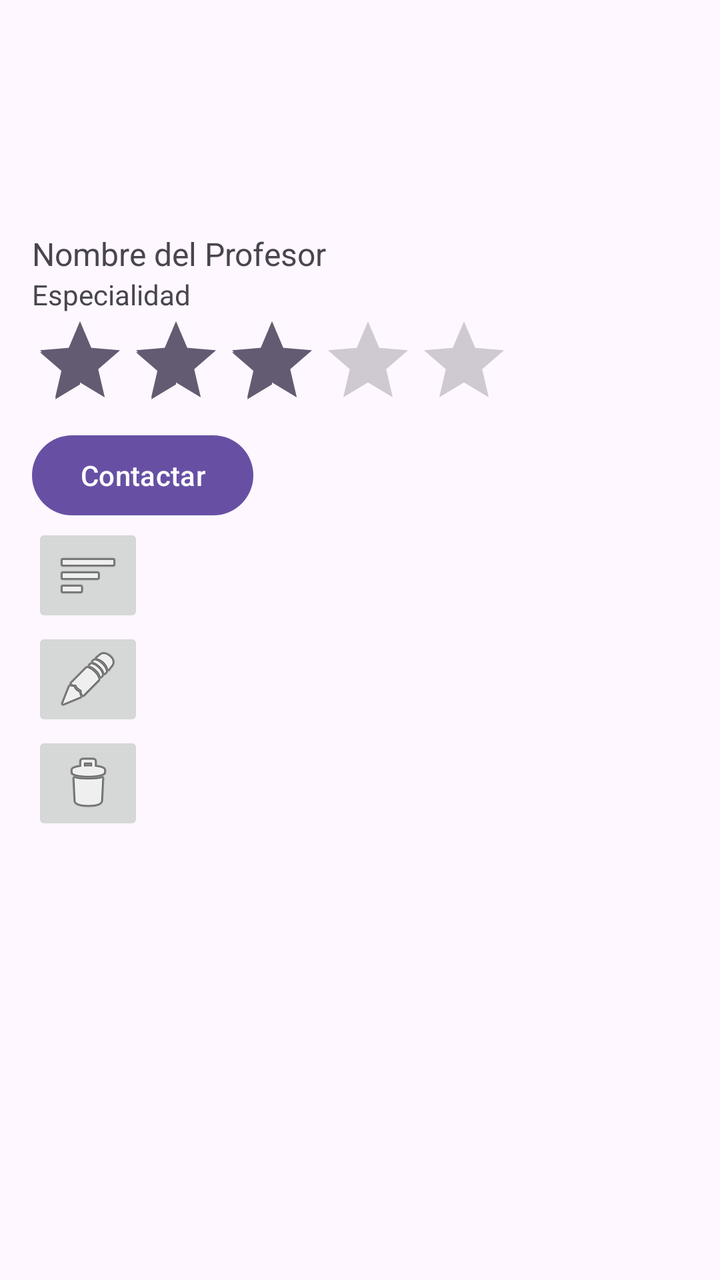
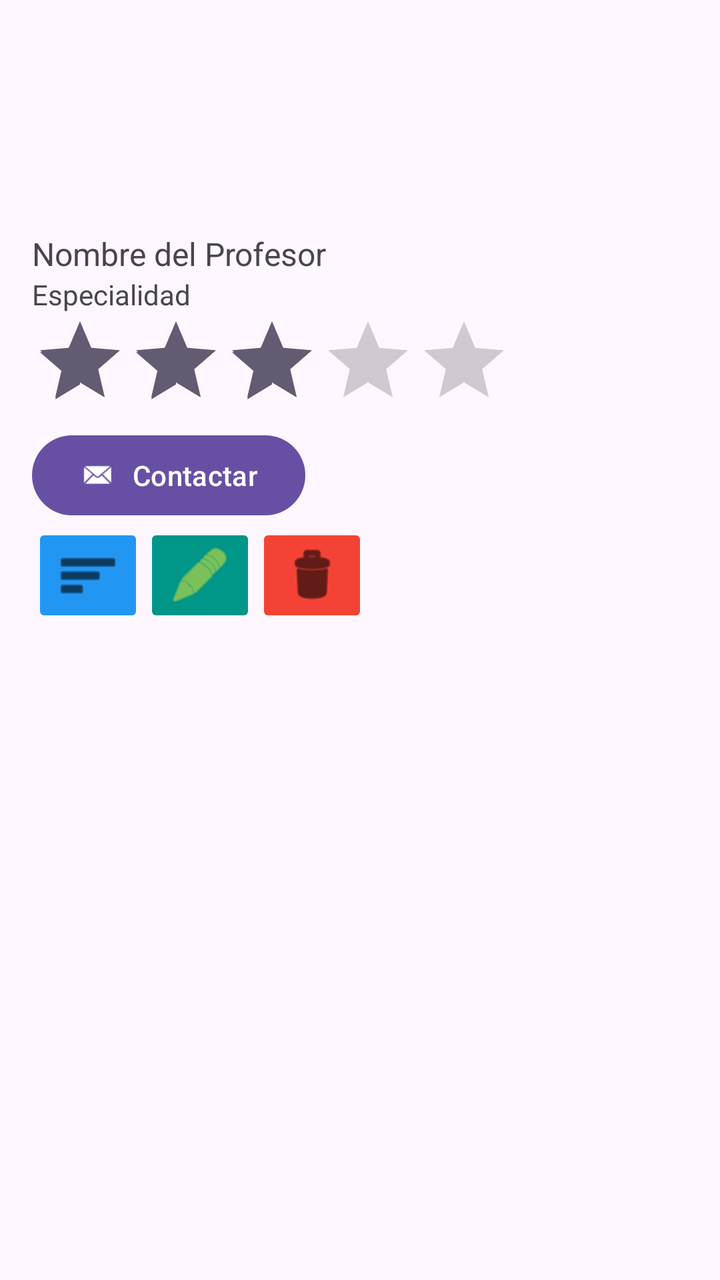

An Android layout rendered at two revisions. The XML below is the earlier revision; the diff shows what the commit changed to produce the second picture.
<!-- AndroidManifest.xml: application theme Theme.LoginYCardView -->
<!-- res/layout/item_cardview.xml -->
<LinearLayout xmlns:android="http://schemas.android.com/apk/res/android"
    android:layout_width="match_parent"
    android:layout_height="wrap_content"
    android:orientation="vertical"
    android:padding="16dp">

    <TextView
        android:id="@+id/professorPosition"
        android:layout_width="wrap_content"
        android:layout_height="wrap_content"
        android:text="Posición"
        android:textSize="14sp"
        android:textStyle="italic"
        android:visibility="gone" />

    <ImageView
        android:id="@+id/professorImage"
        android:layout_width="100dp"
        android:layout_height="100dp"
        android:scaleType="centerCrop" />

    <TextView
        android:id="@+id/professorName"
        android:layout_width="wrap_content"
        android:layout_height="wrap_content"
        android:text="Nombre del Profesor"
        android:textSize="16sp" />

    <TextView
        android:id="@+id/professorSpecialty"
        android:layout_width="wrap_content"
        android:layout_height="wrap_content"
        android:text="Especialidad" />

    <RatingBar
        android:id="@+id/professorRating"
        android:layout_width="wrap_content"
        android:layout_height="wrap_content"
        android:numStars="5"
        android:rating="3.0" />

    <Button
        android:id="@+id/buttonContact"
        android:layout_width="wrap_content"
        android:layout_height="wrap_content"
        android:text="Contactar" />

    <ImageButton
        android:id="@+id/buttonExpand"
        android:layout_width="wrap_content"
        android:layout_height="wrap_content"
        android:src="@android:drawable/ic_menu_sort_by_size" />

    <TextView
        android:id="@+id/expandedDetails"
        android:layout_width="wrap_content"
        android:layout_height="wrap_content"
        android:text="Detalles Expandidos"
        android:visibility="gone" />

    
    <ImageButton
        android:id="@+id/buttonEdit"
        android:layout_width="wrap_content"
        android:layout_height="wrap_content"
        android:contentDescription="Editar"
        android:src="@android:drawable/ic_menu_edit" />

    <ImageButton
        android:id="@+id/buttonDelete"
        android:layout_width="wrap_content"
        android:layout_height="wrap_content"
        android:contentDescription="Eliminar"
        android:src="@android:drawable/ic_menu_delete" />
</LinearLayout>
<!-- resources referenced by this layout -->
<resources>
  <style name="Theme.LoginYCardView" parent="Base.Theme.LoginYCardView" />
  <style name="Base.Theme.LoginYCardView" parent="Theme.Material3.DayNight.NoActionBar">
          
          
      </style>
</resources>

<!-- the commit's change to res/layout/item_cardview.xml (unified diff, before → after) -->
@@ -1,4 +1,5 @@
 <LinearLayout xmlns:android="http://schemas.android.com/apk/res/android"
+    xmlns:app="http://schemas.android.com/apk/res-auto"
     android:layout_width="match_parent"
     android:layout_height="wrap_content"
     android:orientation="vertical"
@@ -43,13 +44,40 @@
         android:id="@+id/buttonContact"
         android:layout_width="wrap_content"
         android:layout_height="wrap_content"
-        android:text="Contactar" />
+        android:text="Contactar"
+        app:icon="@android:drawable/sym_action_email" />
 
-    <ImageButton
-        android:id="@+id/buttonExpand"
-        android:layout_width="wrap_content"
-        android:layout_height="wrap_content"
-        android:src="@android:drawable/ic_menu_sort_by_size" />
+    <LinearLayout
+        android:layout_width="match_parent"
+        android:layout_height="match_parent"
+        android:orientation="horizontal">
+
+        <ImageButton
+            android:id="@+id/buttonExpand"
+            android:layout_width="wrap_content"
+            android:layout_height="wrap_content"
+            android:backgroundTint="#2196F3"
+            android:src="@android:drawable/ic_menu_sort_by_size"
+            android:tint="#000000" />
+
+        <ImageButton
+            android:id="@+id/buttonEdit"
+            android:layout_width="wrap_content"
+            android:layout_height="wrap_content"
+            android:backgroundTint="#009688"
+            android:contentDescription="Editar"
+            android:src="@android:drawable/ic_menu_edit"
+            android:tint="#CDDC39" />
+
+        <ImageButton
+            android:id="@+id/buttonDelete"
+            android:layout_width="wrap_content"
+            android:layout_height="wrap_content"
+            android:backgroundTint="#F44336"
+            android:contentDescription="Eliminar"
+            android:src="@android:drawable/ic_menu_delete"
+            android:tint="#000000" />
+    </LinearLayout>
 
     <TextView
         android:id="@+id/expandedDetails"
@@ -59,17 +87,5 @@
         android:visibility="gone" />
 
     
-    <ImageButton
-        android:id="@+id/buttonEdit"
-        android:layout_width="wrap_content"
-        android:layout_height="wrap_content"
-        android:contentDescription="Editar"
-        android:src="@android:drawable/ic_menu_edit" />
 
-    <ImageButton
-        android:id="@+id/buttonDelete"
-        android:layout_width="wrap_content"
-        android:layout_height="wrap_content"
-        android:contentDescription="Eliminar"
-        android:src="@android:drawable/ic_menu_delete" />
 </LinearLayout>
